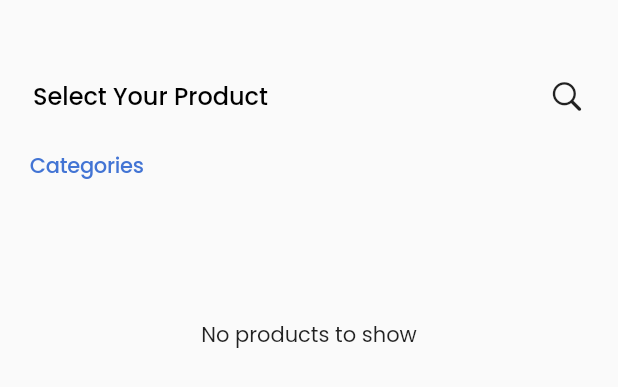
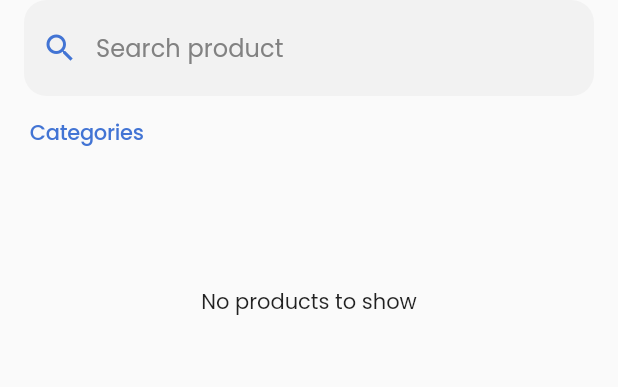
Before and after one commit to Irfan-kc/ideal_promoter, a Flutter app: the ChartScreen widget shown alone on an empty page, opened directly, on a phone screen of 412 x 824 dp. Shown: the top 387 px of the screen. Run offline on Flutter 3.47's test engine with Material 2 defaults, Android fonts, the phone set to English and light mode, and no system bars; our stand-ins replace carousel_slider, chopper, country_code_picker, fl_chart, flutter_html, flutter_svg and 4 more; accounts and stored records are empty; generated files the repository leaves out were written again; network calls fail.

Commit message:
product search integrated

```diff
--- a/lib/provider/Products/product_provider.dart
+++ b/lib/provider/Products/product_provider.dart
@@ -15,15 +15,16 @@ class ProductProvider extends BaseProvider {
   bool isProductPagination = true;
   String? selectedCatId;
 
-  Future doPagination(BuildContext context, {int? page}) async {
+  Future doPagination(BuildContext context, {int? page, String? search}) async {
     if (isProductPagination) {
-      await getAllProducts(context, page: page);
+      await getAllProducts(context, page: page, search: search);
     } else {
       await getAllProductsByCategory(context, selectedCatId!, page!);
     }
   }
 
-  Future getAllProducts(BuildContext context, {int? page}) async {
+  Future getAllProducts(BuildContext context,
+      {int? page, String? search}) async {
     try {
       isProductPagination = true;
       if (page == null || page == 1) {
@@ -32,7 +33,10 @@ class ProductProvider extends BaseProvider {
         notifyListeners();
       }
       var response = await Provider.of<ProductService>(context, listen: false)
-          .getAllProducts(page: page);
+          .getAllProducts(
+        page: page,
+        search: search,
+      );
       if (response.isSuccessful) {
         var result = ProductModel.fromJson(response.body);
         allProducts.addAll(result.products ?? []);
--- a/lib/services/product_service.dart
+++ b/lib/services/product_service.dart
@@ -9,6 +9,7 @@ abstract class ProductService extends ChopperService {
   @Get(path: 'product/promoter/all')
   Future<Response<dynamic>> getAllProducts({
     @Query('page') int? page,
+    @Query('search') String? search,
   });
 
   @Get(path: 'product/promoter/custom/featured')
--- a/lib/view/screen/home/bottom_nav_screen/chart_screen/chart_screen.dart
+++ b/lib/view/screen/home/bottom_nav_screen/chart_screen/chart_screen.dart
@@ -1,14 +1,16 @@
+import 'dart:async';
+
 import 'package:flutter/material.dart';
 import 'package:ideal_promoter/constant/app_images.dart';
 import 'package:ideal_promoter/constant/const_color.dart';
 import 'package:ideal_promoter/provider/Category/category_provider.dart';
 import 'package:ideal_promoter/provider/Home/home_screen_provider/bottom_nav_bar_provider.dart';
 import 'package:ideal_promoter/provider/Products/product_provider.dart';
-import 'package:ideal_promoter/view/screen/home/bottom_nav_screen/chart_screen/widget/app_bar.dart';
 import 'package:ideal_promoter/view/screen/home/bottom_nav_screen/widget/category_tile.dart';
 import 'package:ideal_promoter/view/screen/home/bottom_nav_screen/widget/grid_view_data.dart.dart';
 import 'package:ideal_promoter/view/widget/Loading/circular_loader.dart';
 import 'package:ideal_promoter/view/widget/others/height_and_width.dart';
+import 'package:ideal_promoter/view/widget/textfields/custom_textfield.dart';
 import 'package:provider/provider.dart';
 
 class ChartScreen extends StatefulWidget {
@@ -22,6 +24,7 @@ class ChartScreen extends StatefulWidget {
 
 class _ChartScreenState extends State<ChartScreen> {
   final ScrollController controller = ScrollController();
+  TextEditingController searchController = TextEditingController();
   int page = 1;
 
   @override
@@ -41,14 +44,14 @@ class _ChartScreenState extends State<ChartScreen> {
     });
   }
 
+  final debouncer = Debouncer(milliseconds: 500);
   void _scrollListener() {
     if (controller.position.maxScrollExtent == controller.offset) {
-      setState(() {
       page++;
-      });
       Provider.of<ProductProvider>(context, listen: false).doPagination(
         context,
         page: page,
+        search: searchController.text,
       );
     }
   }
@@ -57,15 +60,31 @@ class _ChartScreenState extends State<ChartScreen> {
   Widget build(BuildContext context) {
     return Consumer2<ProductProvider, CategoryProvider>(
         builder: (context, productProvider, categoryProvider, _) {
-      return Column(
+      return SafeArea(
+        child: Column(
           children: [
-          const CustAppBar(),
+            Padding(
+              padding: const EdgeInsets.symmetric(horizontal: 16),
+              child: CustomTextField(
+                onChanged: (qry) {
+                  debouncer.run(() {
+                    page = 1;
+                    Provider.of<ProductProvider>(context, listen: false)
+                        .getAllProducts(context, page: 1, search: qry);
+                  });
+                },
+                prefix: const Icon(
+                  Icons.search,
+                  color: AppColors.primaryColor,
+                ),
+                controller: searchController,
+                hintText: 'Search product',
+              ),
+            ),
             const KHeight(14),
             CategoryTile(
               onSelected: () {
-              setState(() {
                 page = 1;
-              });
               },
             ),
             const KHeight(12),
@@ -79,15 +98,13 @@ class _ChartScreenState extends State<ChartScreen> {
                   scrollDirection: Axis.horizontal,
                   itemBuilder: (context, index) => GestureDetector(
                     onTap: () {
-                    setState(() {
                       page = 1;
-                    });
                       Provider.of<CategoryProvider>(context, listen: false)
                           .changeIsSelectSub(context, index);
                     },
                     child: Container(
-                    padding:
-                        const EdgeInsets.symmetric(horizontal: 16, vertical: 4),
+                      padding: const EdgeInsets.symmetric(
+                          horizontal: 16, vertical: 4),
                       decoration: BoxDecoration(
                         border: Border.all(
                           color: categoryProvider
@@ -95,8 +112,8 @@ class _ChartScreenState extends State<ChartScreen> {
                               ? AppColors.secondaryColor
                               : AppColors.textPrimary,
                         ),
-                      color:
-                          categoryProvider.subCatListByMainCat[index].isSelected
+                        color: categoryProvider
+                                .subCatListByMainCat[index].isSelected
                             ? AppColors.textPrimary
                             : AppColors.secondaryColor,
                         borderRadius: BorderRadius.circular(40),
@@ -150,7 +167,25 @@ class _ChartScreenState extends State<ChartScreen> {
                         ),
             ),
           ],
+        ),
       );
     });
   }
 }
+
+class Debouncer {
+  final int milliseconds;
+  Timer? _timer;
+
+  Debouncer({
+    required this.milliseconds,
+  });
+
+  run(VoidCallback action) {
+    if (_timer != null) {
+      _timer!.cancel();
+    }
+
+    _timer = Timer(Duration(milliseconds: milliseconds), action);
+  }
+}
--- a/lib/view/screen/home/bottom_nav_screen/chart_screen/widget/app_bar.dart
+++ /dev/null
@@ -1,39 +0,0 @@
-import 'package:flutter/cupertino.dart';
-import 'package:flutter/material.dart';
-import 'package:ideal_promoter/constant/text_style.dart';
-import 'package:ideal_promoter/view/widget/others/height_and_width.dart';
-
-class CustAppBar extends StatelessWidget {
-  final bool backButton;
-  const CustAppBar({super.key, this.backButton = false});
-
-  @override
-  Widget build(BuildContext context) {
-    return Column(
-      children: [
-        const KHeight(52),
-        Padding(
-          padding: const EdgeInsets.symmetric(horizontal: 22.0),
-          child: Row(
-            mainAxisAlignment: MainAxisAlignment.spaceBetween,
-            children: [
-              if (backButton)
-                InkWell(
-                  onTap: () {
-                    Navigator.pop(context);
-                  },
-                  child: const Icon(CupertinoIcons.arrow_left),
-                ),
-              const Text(
-                'Select Your Product',
-                style: AppTextStyle.body1Text,
-              ),
-              const Icon(CupertinoIcons.search)
-            ],
-          ),
-        ),
-        const KHeight(10)
-      ],
-    );
-  }
-}
```
Also changed, not shown: lib/services/product_service.chopper.dart. Lines whose indentation alone changed are shown as unchanged.
